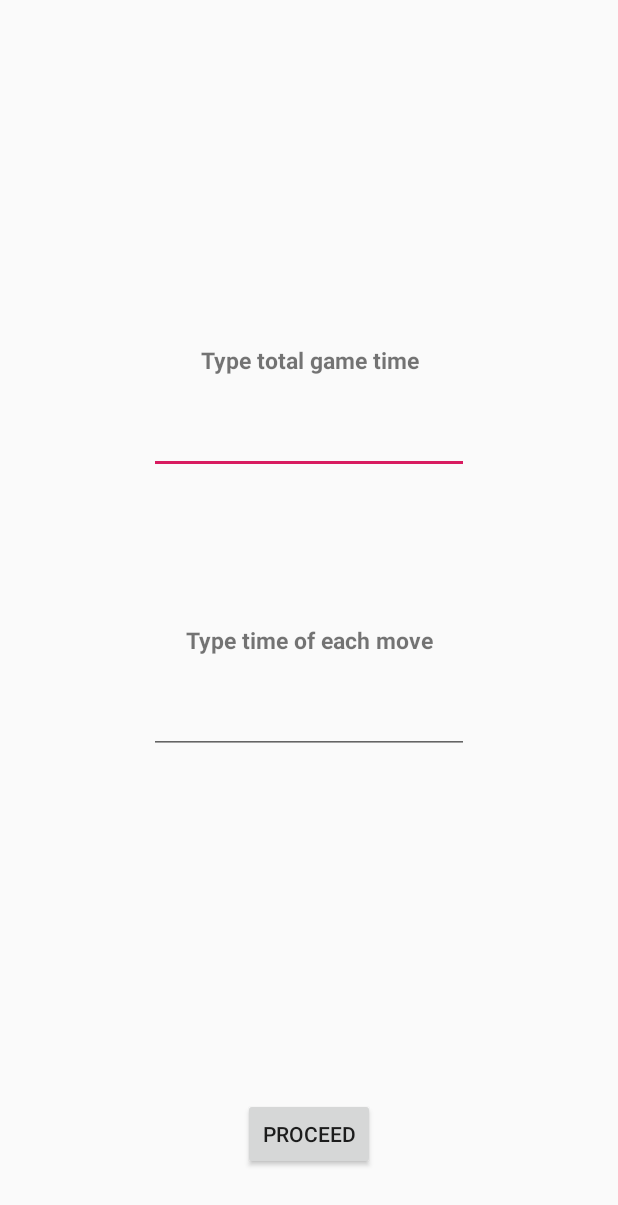
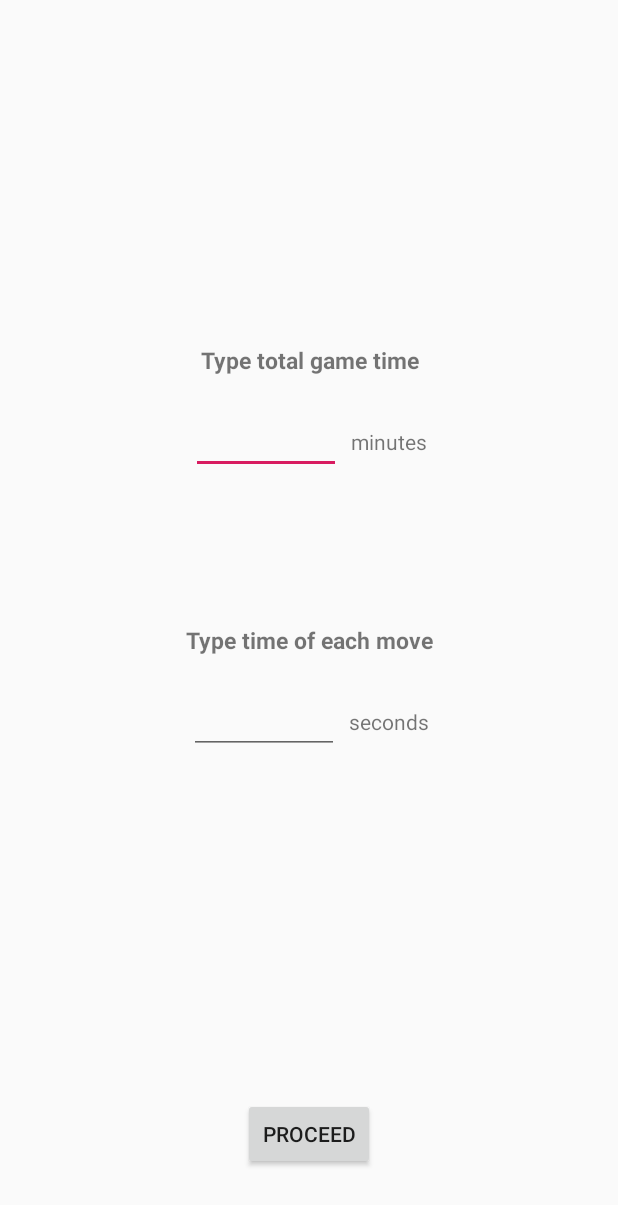
Before and after one commit to bernardofs/chess-clock, an Android app: the layout activity_options_of_type.xml on its own in the app's theme, with its tools: preview values and no code run, on a phone screen of 412 x 824 dp. Shown: the top 1205 px of the screen. Run offline under Robolectric (Android 15) with nearby library versions, the phone set to English and light mode, and no system bars.

Commit message:
Implemented ChooseType Activity

```diff
--- a/app/src/main/res/layout/activity_options_of_type.xml
+++ b/app/src/main/res/layout/activity_options_of_type.xml
@@ -18,7 +18,7 @@
         android:layout_marginBottom="24dp"
         android:gravity="center"
         android:orientation="vertical"
-        app:layout_constraintBottom_toTopOf="@+id/button3"
+        app:layout_constraintBottom_toTopOf="@+id/butProceed"
         app:layout_constraintEnd_toEndOf="parent"
         app:layout_constraintStart_toStartOf="parent"
         app:layout_constraintTop_toTopOf="parent">
@@ -33,18 +33,36 @@
             android:textStyle="bold" />
 
         <Space
+            android:id="@+id/space1"
             android:layout_width="match_parent"
             android:layout_height="20dp" />
 
-        <EditText
-            android:id="@+id/etSetTotalTime"
+        <LinearLayout
+            android:id="@+id/listTot"
             android:layout_width="wrap_content"
             android:layout_height="wrap_content"
-            android:ems="10"
-            android:gravity="center"
-            android:inputType="time" />
+            android:weightSum="100"
+            android:orientation="horizontal">
+
+            <EditText
+                android:id="@+id/etSetTotalTime"
+                android:layout_width="100dp"
+                android:layout_height="wrap_content"
+                android:layout_weight="50"
+                android:gravity="center"
+                android:ems="10"
+                android:inputType="number" />
+
+            <TextView
+                android:id="@+id/tvMinutes"
+                android:layout_width="wrap_content"
+                android:layout_height="wrap_content"
+                android:layout_weight="30"
+                android:text="  minutes" />
+        </LinearLayout>
 
         <Space
+            android:id="@+id/space2"
             android:layout_width="match_parent"
             android:layout_height="100dp" />
 
@@ -58,21 +76,38 @@
             android:textStyle="bold" />
 
         <Space
+            android:id="@+id/space3"
             android:layout_width="match_parent"
             android:layout_height="20dp" />
 
-        <EditText
-            android:id="@+id/etSetIndividualTime"
+        <LinearLayout
+            android:id="@+id/listMov"
             android:layout_width="wrap_content"
             android:layout_height="wrap_content"
-            android:ems="10"
-            android:gravity="center"
-            android:inputType="time" />
+            android:weightSum="100"
+            android:orientation="horizontal">
+
+            <EditText
+                android:id="@+id/etSetIndividualTime"
+                android:layout_width="100dp"
+                android:layout_height="wrap_content"
+                android:layout_weight="50"
+                android:gravity="center"
+                android:ems="10"
+                android:inputType="number" />
+
+            <TextView
+                android:id="@+id/tvSeconds"
+                android:layout_width="wrap_content"
+                android:layout_height="wrap_content"
+                android:layout_weight="30"
+                android:text="  seconds" />
+        </LinearLayout>
 
     </LinearLayout>
 
     <Button
-        android:id="@+id/button3"
+        android:id="@+id/butProceed"
         android:layout_width="wrap_content"
         android:layout_height="wrap_content"
         android:layout_marginStart="32dp"
```
Also changed, not shown: app/src/main/java/com/example/chessclock/OptionsOfType.java (+79 -0 lines), app/src/main/java/com/example/chessclock/Screen.java (+19 -0 lines).
